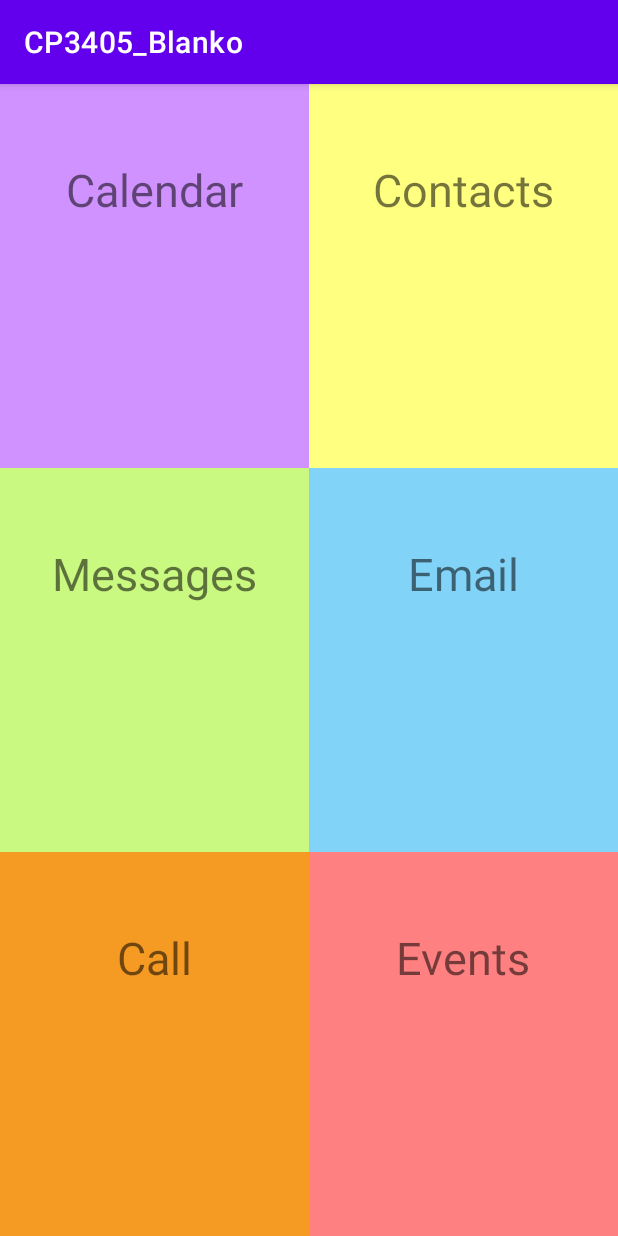
After one commit to Hayden-Bailey/CP3405_Blanko_Part2, an Android app: the DashboardActivity screen opened directly, with no data from a screen before it, on a phone screen of 412 x 824 dp. The commit adds this screen. Run offline under Robolectric (Android 15) with nearby library versions, the phone set to English and light mode, and no system bars.

Commit message:
Create initial DashboardActivity

```diff
--- a/app/src/main/AndroidManifest.xml
+++ b/app/src/main/AndroidManifest.xml
@@ -9,7 +9,8 @@
         android:roundIcon="@mipmap/ic_launcher_round"
         android:supportsRtl="true"
         android:theme="@style/Theme.CP3405_Blanko">
-        <activity android:name=".QuestionActivity"></activity>
+        <activity android:name=".DashboardActivity"></activity>
+        <activity android:name=".QuestionActivity" />
         <activity android:name=".CreateAccountActivity" />
         <activity android:name=".MainActivity">
             <intent-filter>
--- a/app/src/main/java/au/edu/jcu/cp3406/cp3405_blanko/AccountDatabaseHelper.java
+++ b/app/src/main/java/au/edu/jcu/cp3406/cp3405_blanko/AccountDatabaseHelper.java
@@ -53,21 +53,19 @@ public class AccountDatabaseHelper extends SQLiteOpenHelper {
         SQLiteDatabase db = this.getReadableDatabase();
         String[] columns = {column1, column2};
         Cursor cursor = db.query(TABLE_NAME, columns, null, null, null, null, column2);
-        int counter = 0;
         cursor.moveToFirst();
 
         try {
-            while (!userFound) {
+            do {
                 String dbFirstName = cursor.getString(1);
                 String dbLastName = cursor.getString(2);
                 if (dbFirstName.equals(firstName) && dbLastName.equals(lastName)) {
                     userFound = true;
                 }
-            }
+            } while (cursor.moveToNext());
         } catch (Exception CursorIndexOutOfBoundsException) {
             return userFound;
         }
-        counter = 0;
         cursor.close();
         db.close();
 
--- /dev/null
+++ b/app/src/main/java/au/edu/jcu/cp3406/cp3405_blanko/DashboardActivity.java
@@ -0,0 +1,14 @@
+package au.edu.jcu.cp3406.cp3405_blanko;
+
+import androidx.appcompat.app.AppCompatActivity;
+
+import android.os.Bundle;
+
+public class DashboardActivity extends AppCompatActivity {
+
+    @Override
+    protected void onCreate(Bundle savedInstanceState) {
+        super.onCreate(savedInstanceState);
+        setContentView(R.layout.activity_dashboard);
+    }
+}
--- /dev/null
+++ b/app/src/main/res/layout/activity_dashboard.xml
@@ -0,0 +1,97 @@
+<?xml version="1.0" encoding="utf-8"?>
+<androidx.appcompat.widget.LinearLayoutCompat xmlns:android="http://schemas.android.com/apk/res/android"
+    xmlns:app="http://schemas.android.com/apk/res-auto"
+    xmlns:tools="http://schemas.android.com/tools"
+    android:layout_width="match_parent"
+    android:layout_height="match_parent"
+    tools:context=".DashboardActivity"
+    android:orientation="vertical">
+
+    <TableLayout
+        android:layout_width="match_parent"
+        android:layout_height="match_parent">
+
+        <TableRow
+            android:layout_width="match_parent"
+            android:layout_height="match_parent"
+            android:layout_weight="1">
+
+            <TextView
+                android:layout_width="0dp"
+                android:layout_height="match_parent"
+                android:layout_weight="1"
+                android:text="Calendar"
+                android:textAlignment="center"
+                android:textSize="30sp"
+                android:background="@color/calendar"
+                android:paddingTop="50dp"/>
+
+            <TextView
+                android:layout_width="0dp"
+                android:layout_height="match_parent"
+                android:layout_weight="1"
+                android:text="Contacts"
+                android:textSize="30sp"
+                android:textAlignment="center"
+                android:background="@color/contacts"
+                android:paddingTop="50dp" />
+
+
+        </TableRow>
+
+        <TableRow
+            android:layout_width="match_parent"
+            android:layout_height="match_parent"
+            android:layout_weight="1">
+
+            <TextView
+                android:layout_width="0dp"
+                android:layout_height="match_parent"
+                android:layout_weight="1"
+                android:text="Messages"
+                android:textSize="30sp"
+                android:textAlignment="center"
+                android:background="@color/messages"
+                android:paddingTop="50dp"/>
+
+            <TextView
+                android:layout_width="0dp"
+                android:layout_height="match_parent"
+                android:layout_weight="1"
+                android:text="Email"
+                android:textSize="30sp"
+                android:textAlignment="center"
+                android:background="@color/emails"
+                android:paddingTop="50dp"/>
+
+        </TableRow>
+
+        <TableRow
+            android:layout_width="match_parent"
+            android:layout_height="match_parent"
+            android:layout_weight="1">
+
+            <TextView
+                android:layout_width="0dp"
+                android:layout_height="match_parent"
+                android:layout_weight="1"
+                android:text="Call"
+                android:textSize="30sp"
+                android:textAlignment="center"
+                android:background="@color/calls"
+                android:paddingTop="50dp"/>
+
+            <TextView
+                android:layout_width="0dp"
+                android:layout_height="match_parent"
+                android:layout_weight="1"
+                android:text="Events"
+                android:textSize="30sp"
+                android:textAlignment="center"
+                android:background="@color/events"
+                android:paddingTop="50dp"/>
+
+        </TableRow>
+    </TableLayout>
+
+</androidx.appcompat.widget.LinearLayoutCompat>
--- a/app/src/main/res/values/colors.xml
+++ b/app/src/main/res/values/colors.xml
@@ -7,4 +7,10 @@
     <color name="teal_700">#FF018786</color>
     <color name="black">#FF000000</color>
     <color name="white">#FFFFFFFF</color>
+    <color name="calendar">#cf92ff</color>
+    <color name="contacts">#ffff80</color>
+    <color name="messages">#caf982</color>
+    <color name="emails">#81d3f8</color>
+    <color name="calls">#f59a23</color>
+    <color name="events">#ff8080</color>
 </resources>
--- a/app/src/main/res/values/strings.xml
+++ b/app/src/main/res/values/strings.xml
@@ -23,4 +23,8 @@
     <string name="first_name_create">First Name:</string>
     <string name="question_create">Question:</string>
     <string name="answer_create">Answer:</string>
+    <string name="question">Question</string>
+    <string name="answer">Answer</string>
+    <string name="add_account">Add Account</string>
+    <string name="sign_in">Sign In</string>
 </resources>
```
Also changed, not shown: app/src/main/java/au/edu/jcu/cp3406/cp3405_blanko/CreateAccountActivity.java (+31 -0 lines), app/src/main/res/layout/activity_create_account.xml (+45 -26 lines), app/src/main/res/layout/activity_main.xml (+9 -6 lines), app/src/main/res/layout/activity_question.xml (+12 -1 lines).
